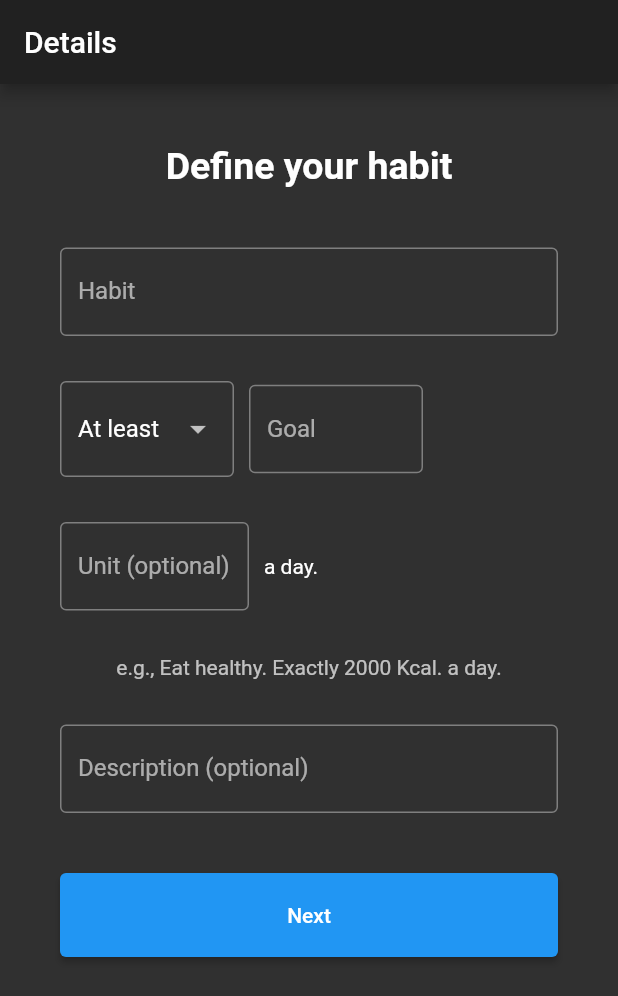
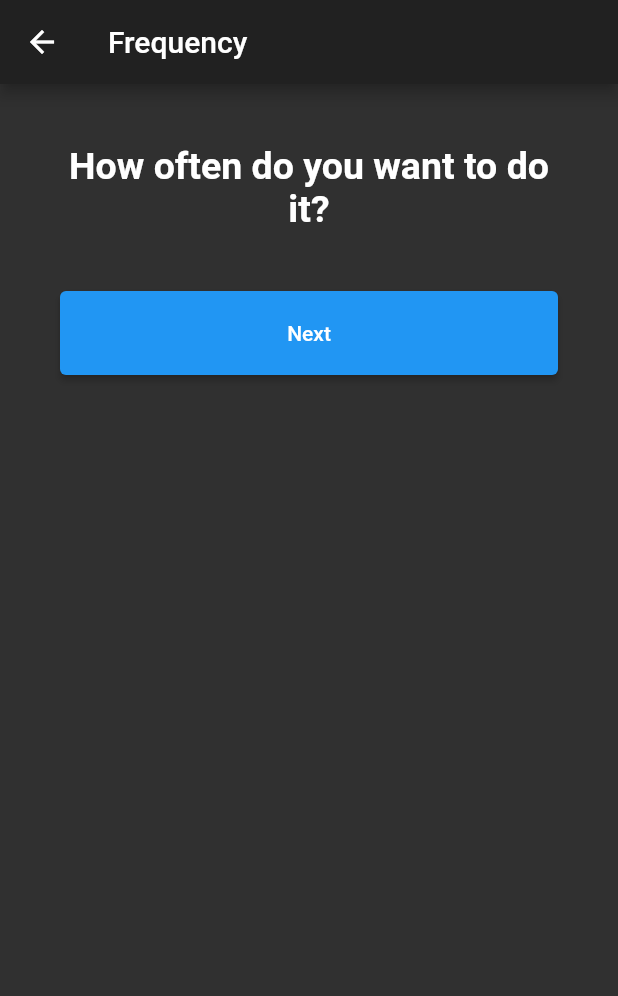
Before and after one commit to melvinodsa/habit-app, a Flutter app: the screen it shows after launch, after a tap on "Next", on a phone screen of 412 x 824 dp. Shown: the top 996 px of the screen. Run offline on Flutter 3.47's test engine with Material 2 defaults, Android fonts, the phone set to English and light mode, and no system bars; our stand-ins replace flutter_svg.

Commit message:
Added frequency screen

```diff
--- a/lib/screens/habits/new_habit/habit_details.dart
+++ b/lib/screens/habits/new_habit/habit_details.dart
@@ -2,6 +2,7 @@ import 'package:flutter/material.dart';
 import 'package:flutter/services.dart';
 import 'package:habit/config/index.dart';
 import 'package:habit/models/habit.dart';
+import 'package:habit/screens/habits/new_habit/habit_frequency.dart';
 
 class HabitDetails extends StatefulWidget {
   HabitDetails({Key? key, required this.config, required this.habit})
@@ -21,6 +22,18 @@ class _HabitDetailsState extends State<HabitDetails> {
       appBar: AppBar(title: Text("Details")),
       body: _buildBody(),
     );
+  }
+
+  void Function() _gotoHabitFrequency() {
+    return () => {
+          Navigator.push(
+            context,
+            MaterialPageRoute(
+              builder: (context) => HabitFrequency(
+                  config: this.widget.config, habit: this.widget.habit),
+            ),
+          )
+        };
   }
 
   Widget _buildBody() {
@@ -212,7 +225,7 @@ class _HabitDetailsState extends State<HabitDetails> {
     return Container(
       width: MediaQuery.of(context).size.width - 80,
       child: ElevatedButton(
-        onPressed: () => {},
+        onPressed: _gotoHabitFrequency(),
         style: ElevatedButton.styleFrom(
           padding: EdgeInsets.only(top: 20, bottom: 20),
         ),
--- /dev/null
+++ b/lib/screens/habits/new_habit/habit_frequency.dart
@@ -0,0 +1,72 @@
+import 'package:flutter/material.dart';
+import 'package:habit/config/index.dart';
+import 'package:habit/models/habit.dart';
+
+class HabitFrequency extends StatefulWidget {
+  HabitFrequency({Key? key, required this.config, required this.habit})
+      : super(key: key);
+
+  final AppConfig config;
+  final Habit habit;
+
+  @override
+  _HabitFrequencyState createState() => _HabitFrequencyState();
+}
+
+class _HabitFrequencyState extends State<HabitFrequency> {
+  @override
+  Widget build(BuildContext context) {
+    return Scaffold(
+      appBar: AppBar(title: Text("Frequency")),
+      body: _buildBody(),
+    );
+  }
+
+  Widget _buildBody() {
+    return Container(
+      margin: EdgeInsets.all(40),
+      child: Column(
+        children: [
+          _buildQuestion(),
+          _buildInputs(),
+          _buildNextButton(),
+        ],
+      ),
+    );
+  }
+
+  Widget _buildQuestion() {
+    return Center(
+      child: Container(
+        margin: EdgeInsets.only(bottom: 40),
+        child: Text(
+          "How often do you want to do it?",
+          textAlign: TextAlign.center,
+          style: TextStyle(
+            fontSize: 25,
+            fontWeight: FontWeight.bold,
+          ),
+        ),
+      ),
+    );
+  }
+
+  Widget _buildInputs() {
+    return Column(
+      children: [],
+    );
+  }
+
+  Widget _buildNextButton() {
+    return Container(
+      width: MediaQuery.of(context).size.width - 80,
+      child: ElevatedButton(
+        onPressed: () => {},
+        style: ElevatedButton.styleFrom(
+          padding: EdgeInsets.only(top: 20, bottom: 20),
+        ),
+        child: Text("Next"),
+      ),
+    );
+  }
+}
```
